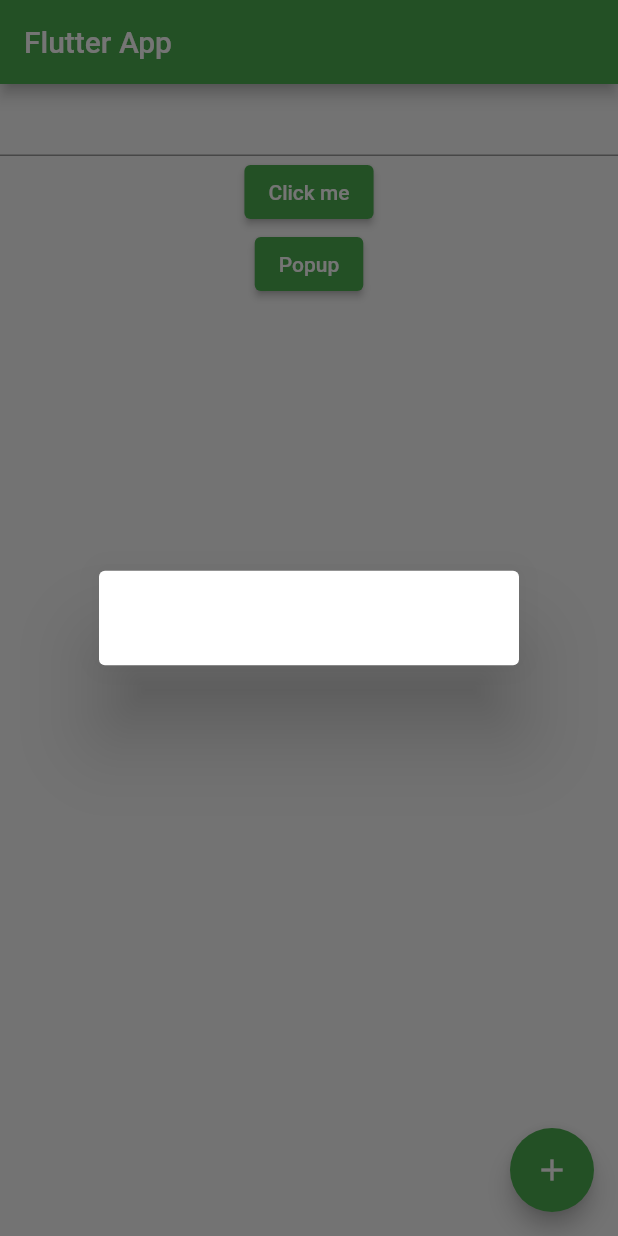
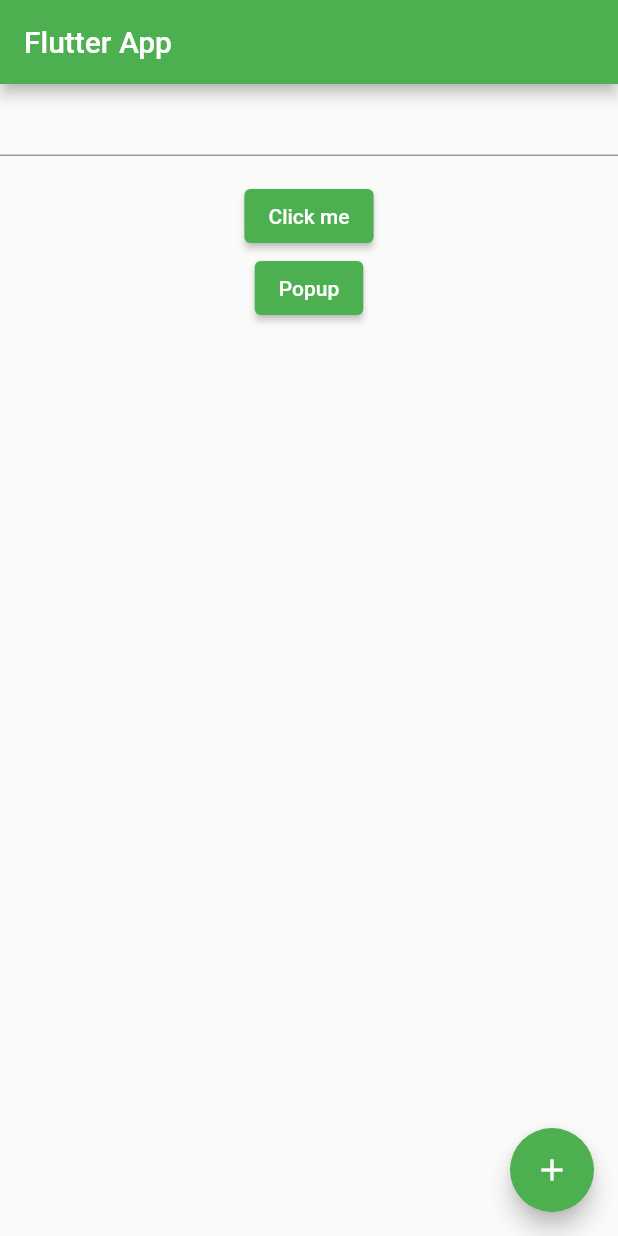
Before and after one commit to 0xSandip/flutterdemo, a Flutter app: the screen it shows after launch, after a tap on "Click me", on a phone screen of 412 x 824 dp. Run offline on Flutter 3.47's test engine with Material 2 defaults, Android fonts, the phone set to English and light mode, and no system bars.

```diff
--- a/lib/main.dart
+++ b/lib/main.dart
@@ -1,4 +1,5 @@
 import 'package:flutter/material.dart';
+import 'package:http/http.dart';
 
 import 'next_page.dart';
 
@@ -30,6 +31,7 @@ class RootPage extends StatefulWidget {
 
 class _RootPageState extends State<RootPage> {
   final myController = TextEditingController();
+  String text = "";
 
   @override
   void dispose() {
@@ -47,16 +49,20 @@ class _RootPageState extends State<RootPage> {
         children: [
           TextField(
             controller: myController,
+            onChanged: (value) {
+              setState(() {
+                text = value;
+              });
+            },
+          ),
+          Container(
+            child: Text(text),
           ),
           ElevatedButton(
               onPressed: () {
-                showDialog(
-                    context: context,
-                    builder: (context) {
-                      return AlertDialog(
-                        content: Text(myController.text),
-                      );
-                    });
+                setState(() {
+                  text = myController.text;
+                });
               },
               child: const Text('Click me')),
           Center(
@@ -67,7 +73,8 @@ class _RootPageState extends State<RootPage> {
                     context: context,
                     builder: (context) => AlertDialog(
                           title: const Text('Title'),
-                          content: const TextField(
+                          content: TextField(
+                            controller: myController,
                             autofocus: true,
                             decoration:
                                 InputDecoration(hintText: 'Enter your text'),
@@ -75,6 +82,9 @@ class _RootPageState extends State<RootPage> {
                           actions: [
                             TextButton(
                                 onPressed: () {
+                                  setState(() {
+                                    text = myController.text;
+                                  });
                                   Navigator.of(context).pop();
                                 },
                                 child: const Text("Submit")),
--- a/pubspec.yaml
+++ b/pubspec.yaml
@@ -36,6 +36,7 @@ dependencies:
   # The following adds the Cupertino Icons font to your application.
   # Use with the CupertinoIcons class for iOS style icons.
   cupertino_icons: ^1.0.2
+  http: ^0.13.5
 
 dev_dependencies:
   flutter_test:
```
Also changed, not shown: pubspec.lock, 2 other files.
